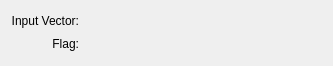
Before: the Qt Designer form src/plugins/filters/flag/filterflagconfig.ui in Kst-plot/kst, drawn with Qt 5.
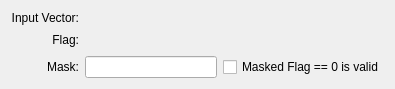
After: the same form once the commit is applied. Custom widgets are drawn as their Qt base class.

Commit message:
Improvements to flag filter.
It can now take a mask.
0 = valid and 0 = invalid masks both supported now.

```diff
--- a/src/plugins/filters/flag/filterflagconfig.ui
+++ b/src/plugins/filters/flag/filterflagconfig.ui
@@ -6,8 +6,8 @@
    <rect>
     <x>0</x>
     <y>0</y>
-    <width>333</width>
-    <height>66</height>
+    <width>395</width>
+    <height>89</height>
    </rect>
   </property>
   <layout class="QGridLayout" name="gridLayout">
@@ -30,7 +30,7 @@
      </property>
     </widget>
    </item>
-   <item row="0" column="1">
+   <item row="0" column="1" colspan="2">
     <widget class="Kst::VectorSelector" name="_vector" native="true">
      <property name="sizePolicy">
       <sizepolicy hsizetype="Expanding" vsizetype="Preferred">
@@ -40,7 +40,7 @@
      </property>
     </widget>
    </item>
-   <item row="2" column="0">
+   <item row="1" column="0" rowspan="2">
     <widget class="QLabel" name="label_4">
      <property name="sizePolicy">
       <sizepolicy hsizetype="Preferred" vsizetype="Fixed">
@@ -59,7 +59,7 @@
      </property>
     </widget>
    </item>
-   <item row="2" column="1">
+   <item row="1" column="1" rowspan="2" colspan="2">
     <widget class="Kst::VectorSelector" name="_flag" native="true">
      <property name="sizePolicy">
       <sizepolicy hsizetype="Expanding" vsizetype="Preferred">
@@ -69,6 +69,36 @@
      </property>
     </widget>
    </item>
+   <item row="3" column="0">
+    <widget class="QLabel" name="label">
+     <property name="sizePolicy">
+      <sizepolicy hsizetype="Preferred" vsizetype="Fixed">
+       <horstretch>0</horstretch>
+       <verstretch>0</verstretch>
+      </sizepolicy>
+     </property>
+     <property name="text">
+      <string>Mask:</string>
+     </property>
+     <property name="alignment">
+      <set>Qt::AlignRight|Qt::AlignTrailing|Qt::AlignVCenter</set>
+     </property>
+    </widget>
+   </item>
+   <item row="3" column="1">
+    <widget class="QLineEdit" name="_mask">
+     <property name="text">
+      <string/>
+     </property>
+    </widget>
+   </item>
+   <item row="3" column="2">
+    <widget class="QCheckBox" name="_validIsZero">
+     <property name="text">
+      <string>Masked Flag == 0 is valid</string>
+     </property>
+    </widget>
+   </item>
   </layout>
  </widget>
  <customwidgets>
```
The commit also changes 2 other files.
